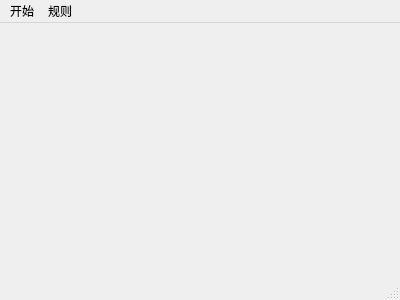
Above: rednight/mainwindow.ui from 0118chen/nigthgame before the change. Below: the same form after it.
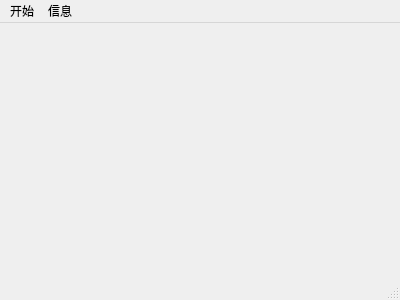
That is the form after the change.

```diff
--- a/rednight/mainwindow.ui
+++ b/rednight/mainwindow.ui
@@ -30,13 +30,13 @@
     <addaction name="actionstop"/>
     <addaction name="actionss_2"/>
    </widget>
-   <widget class="QMenu" name="menu_2">
+   <widget class="QMenu" name="menuxin">
     <property name="title">
-     <string>规则</string>
+     <string>信息</string>
     </property>
    </widget>
    <addaction name="menu"/>
-   <addaction name="menu_2"/>
+   <addaction name="menuxin"/>
   </widget>
   <widget class="QStatusBar" name="statusBar"/>
   <action name="actionstop">
```
Left out of the diff: 7 changed lines with no effect on the pictures.
